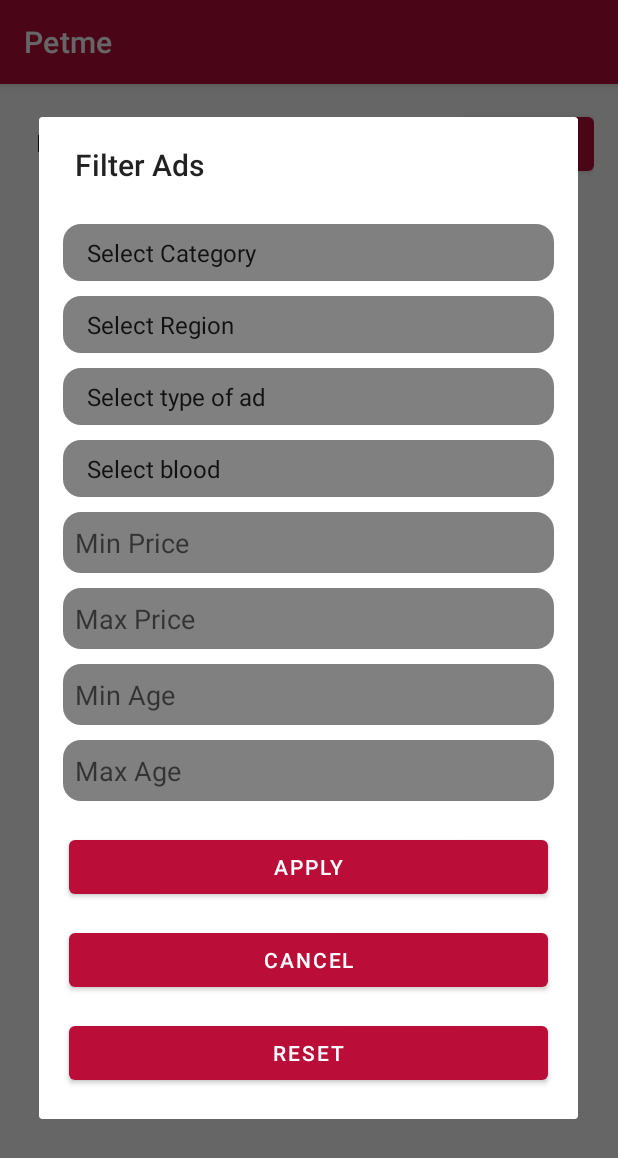
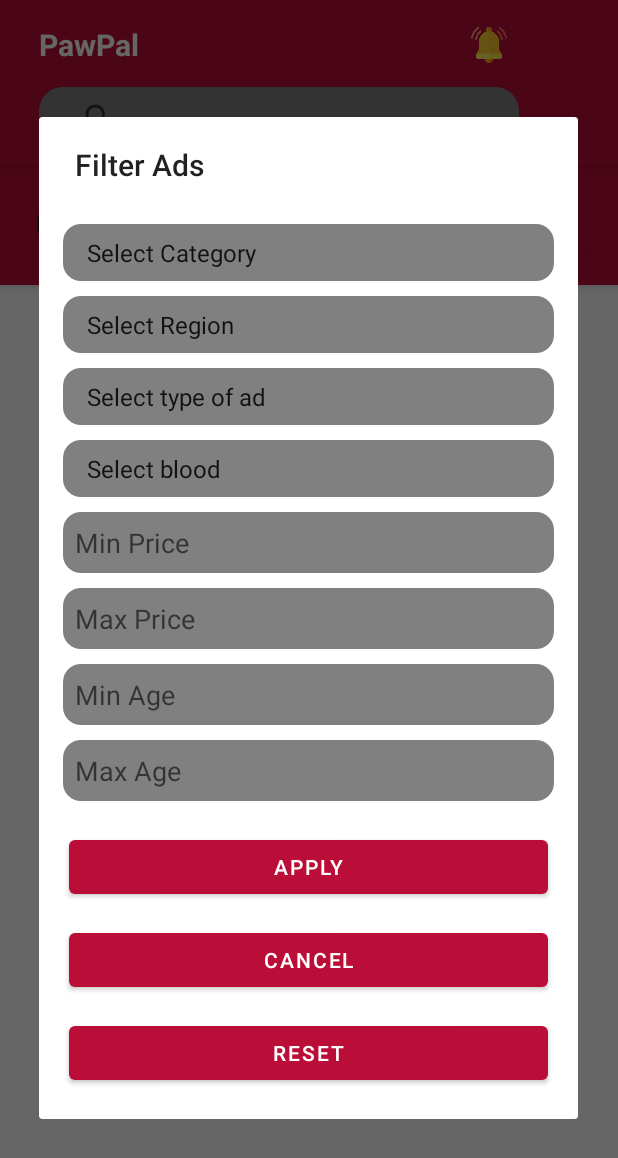
Before and after one commit to hrvojemastelic/petme, an Android app: the AdsListActivity screen opened directly, with no data from a screen before it, after a tap on "FILTER", on a phone screen of 412 x 824 dp. Shown: the top 1158 px of the screen. Run offline under Robolectric (Android 15) with nearby library versions, the light colour scheme and no system bars; our stand-ins replace Firebase (no records; nobody signed in at launch, a user with empty details on screens opened directly).

Commit message:
add colapse to filter and sort changed actionbar in all activities

```diff
--- a/app/build.gradle.kts
+++ b/app/build.gradle.kts
@@ -65,6 +65,8 @@ dependencies {
     implementation ("com.github.bumptech.glide:glide:4.12.0")
     implementation ("com.jsibbold:zoomage:1.3.1")
     implementation ("com.google.android.gms:play-services-maps:18.1.0")
+    implementation ("com.google.android.material:material:1.9.0")
+
     annotationProcessor ("com.github.bumptech.glide:compiler:4.12.0")
 
 
--- a/app/src/main/java/com/example/petme/MainActivity.kt
+++ b/app/src/main/java/com/example/petme/MainActivity.kt
@@ -40,6 +40,7 @@ class MainActivity : AppCompatActivity() {
         val actionBar = supportActionBar
         actionBar?.setDisplayShowCustomEnabled(true)
         actionBar?.setDisplayShowTitleEnabled(false)
+
         val customView = layoutInflater.inflate(R.layout.custom_action_bar, null)
         actionBar?.customView = customView
 
--- a/app/src/main/java/com/example/petme/ui/ads/adslist/AdsListActivity.kt
+++ b/app/src/main/java/com/example/petme/ui/ads/adslist/AdsListActivity.kt
@@ -10,6 +10,7 @@ import android.widget.EditText
 import android.widget.Spinner
 import android.widget.Toast
 import androidx.appcompat.app.AppCompatActivity
+import androidx.appcompat.widget.SearchView
 import androidx.lifecycle.ViewModelProvider
 import androidx.recyclerview.widget.LinearLayoutManager
 import com.example.petme.R
@@ -50,6 +51,7 @@ class AdsListActivity : AppCompatActivity() {
         binding = ActivityAdsListBinding.inflate(layoutInflater)
         setContentView(binding.root)
 
+        setupActionBar()
         // Get category passed through intent
         category = intent.getStringExtra(EXTRA_CATEGORY) ?: "All"
 
@@ -59,6 +61,7 @@ class AdsListActivity : AppCompatActivity() {
         // Set up RecyclerView
         binding.recyclerViewAds.layoutManager = LinearLayoutManager(this)
         binding.recyclerViewAds.setHasFixedSize(true)
+        binding.recyclerViewAds.clipToPadding = false
 
         // Set up sort dropdown (Spinner)
         val sortOptions = resources.getStringArray(R.array.sort_options)
@@ -102,6 +105,27 @@ class AdsListActivity : AppCompatActivity() {
         fetchAdsFromFirestore()
     }
 
+    private fun setupActionBar() {
+        val actionBar = supportActionBar
+        actionBar?.setDisplayShowCustomEnabled(true)
+        actionBar?.setDisplayShowTitleEnabled(false)
+
+        val customView = layoutInflater.inflate(R.layout.custom_action_bar, null)
+        actionBar?.customView = customView
+
+        val searchView = customView.findViewById<SearchView>(R.id.searchView)
+        searchView.setIconifiedByDefault(false)
+        searchView.clearFocus()
+
+        searchView.setOnQueryTextListener(object : SearchView.OnQueryTextListener {
+            override fun onQueryTextSubmit(query: String?): Boolean {
+                query?.let { searchForAds(it) }
+                return true
+            }
+
+            override fun onQueryTextChange(newText: String?) = true
+        })
+    }
     private fun fetchAdsFromFirestore() {
         val adsCollection = firestore.collection("ads")
 
@@ -258,4 +282,7 @@ class AdsListActivity : AppCompatActivity() {
     // Replace this with your actual method to fetch and display the unfiltered list
     }
 
+    private fun searchForAds(query: String) {
+        // Implement search logic here
+    }
 }
--- a/app/src/main/res/layout/activity_ads_list.xml
+++ b/app/src/main/res/layout/activity_ads_list.xml
@@ -1,17 +1,24 @@
 <?xml version="1.0" encoding="utf-8"?>
-<LinearLayout
-    xmlns:android="http://schemas.android.com/apk/res/android"
+<androidx.coordinatorlayout.widget.CoordinatorLayout xmlns:android="http://schemas.android.com/apk/res/android"
     android:layout_width="match_parent"
     android:layout_height="match_parent"
-    android:orientation="vertical"
+    xmlns:app="http://schemas.android.com/apk/res-auto">
+
+    <!-- AppBarLayout for collapsing behavior -->
+    <com.google.android.material.appbar.AppBarLayout
+        android:id="@+id/appBarLayout"
+        android:layout_width="match_parent"
+        android:layout_height="wrap_content"
+        android:theme="@style/ThemeOverlay.AppCompat.Dark.ActionBar"
         >
 
-    <!-- Sort Dropdown and Filter Button -->
+        <!-- Header Layout -->
         <LinearLayout
             android:layout_width="match_parent"
             android:layout_height="wrap_content"
             android:orientation="horizontal"
-        android:padding="16dp">
+            android:padding="16dp"
+            app:layout_scrollFlags="scroll|enterAlways">
 
             <!-- Sort Dropdown -->
             <Spinner
@@ -29,11 +36,13 @@
                 android:text="Filter"
                 android:layout_marginStart="8dp"/>
         </LinearLayout>
+    </com.google.android.material.appbar.AppBarLayout>
 
     <!-- RecyclerView for Ads -->
     <androidx.recyclerview.widget.RecyclerView
         android:id="@+id/recyclerViewAds"
         android:layout_width="match_parent"
         android:layout_height="match_parent"
-        android:layout_marginTop="8dp"/>
-</LinearLayout>
+        android:clipToPadding="false"
+        app:layout_behavior="@string/appbar_scrolling_view_behavior" />
+</androidx.coordinatorlayout.widget.CoordinatorLayout>
--- a/app/src/main/res/layout/custom_action_bar.xml
+++ b/app/src/main/res/layout/custom_action_bar.xml
@@ -1,6 +1,6 @@
 <LinearLayout xmlns:android="http://schemas.android.com/apk/res/android"
     android:layout_width="match_parent"
-    android:layout_height="wrap_content"
+    android:layout_height="?attr/actionBarSize"
     android:orientation="vertical"
     android:padding="10dp">
 
@@ -14,7 +14,7 @@
         <!-- App Title -->
         <TextView
             android:id="@+id/appTitle"
-            android:layout_width="wrap_content"
+            android:layout_width="0dp"
             android:layout_height="wrap_content"
             android:layout_weight="1"
             android:text="PawPal"
@@ -33,7 +33,7 @@
             android:padding="8dp" />
     </LinearLayout>
 
-    <!-- Search Bar -->
+    <!-- Search Bar Row -->
     <androidx.appcompat.widget.SearchView
         android:id="@+id/searchView"
         android:layout_width="match_parent"
--- a/app/src/main/res/values-night/themes.xml
+++ b/app/src/main/res/values-night/themes.xml
@@ -9,6 +9,7 @@
         <item name="colorOnSecondary">@color/white</item>
         <item name="android:windowBackground">@color/black</item>
         <item name="android:statusBarColor">@color/redish</item>
+        <item name="actionBarSize">110dp</item>
 
         <!-- Customize your theme here. -->
     </style>
--- a/app/src/main/res/values/themes.xml
+++ b/app/src/main/res/values/themes.xml
@@ -10,6 +10,7 @@
         <item name="colorOnSecondary">@color/white</item>
         <item name="android:windowBackground">@color/white</item>
         <item name="android:statusBarColor">@color/redish</item>
+        <item name="actionBarSize">110dp</item>
 
         <!-- Customize your theme here. -->
 
```
Also changed, not shown: app/src/main/java/com/example/petme/ui/ads/MyAdsActivity.kt (+28 -1 lines), app/src/main/java/com/example/petme/ui/fullAd/FullAdActivity.kt (+27 -1 lines), app/src/main/res/layout/item_ad.xml (+11 -7 lines), app/src/main/res/layout/item_ad_single_col_layout.xml (+7 -6 lines). Lines whose indentation alone changed are shown as unchanged.
